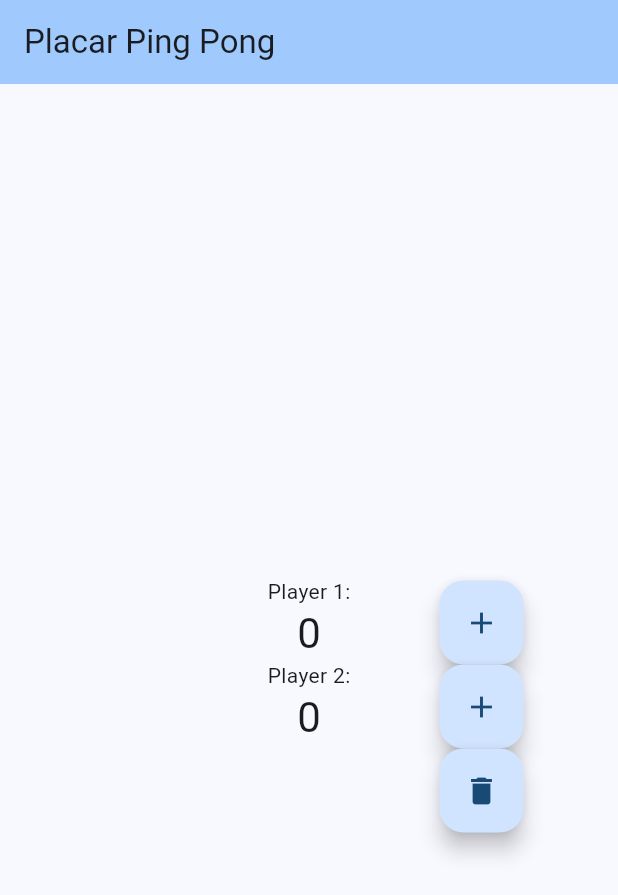
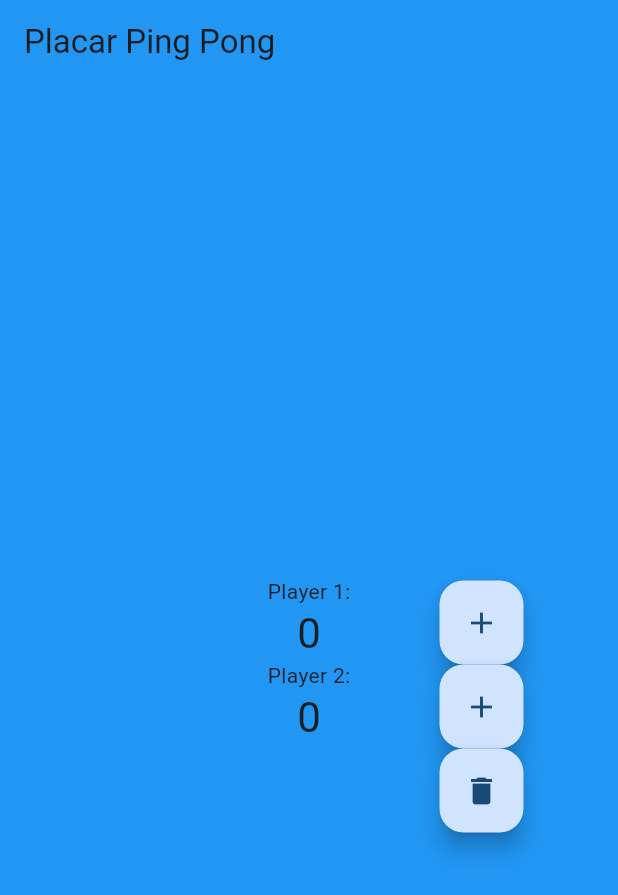
Before and after one commit to higorhbs/AndroidStudioProjects, a Flutter app: the screen it shows after launch, on a phone screen of 412 x 824 dp. Shown: the top 895 px of the screen. Run offline on Flutter 3.47's test engine with Material 2 defaults, Android fonts, the phone set to English and light mode, and no system bars.

Commit message:
testes em design

```diff
--- a/pingpong/lib/main.dart
+++ b/pingpong/lib/main.dart
@@ -13,21 +13,6 @@ class MyApp extends StatelessWidget {
     return MaterialApp(
       title: 'Flutter Demo',
       theme: ThemeData(
-        // This is the theme of your application.
-        //
-        // TRY THIS: Try running your application with "flutter run". You'll see
-        // the application has a blue toolbar. Then, without quitting the app,
-        // try changing the seedColor in the colorScheme below to Colors.green
-        // and then invoke "hot reload" (save your changes or press the "hot
-        // reload" button in a Flutter-supported IDE, or press "r" if you used
-        // the command line to start the app).
-        //
-        // Notice that the counter didn't reset back to zero; the application
-        // state is not lost during the reload. To reset the state, use hot
-        // restart instead.
-        //
-        // This works for code too, not just values: Most code changes can be
-        // tested with just a hot reload.
         colorScheme: ColorScheme.fromSeed(seedColor: Colors.blue),
         useMaterial3: true,
       ),
@@ -38,15 +23,6 @@ class MyApp extends StatelessWidget {
 
 class MyHomePage extends StatefulWidget {
   const MyHomePage({super.key, required this.title});
-
-  // This widget is the home page of your application. It is stateful, meaning
-  // that it has a State object (defined below) that contains fields that affect
-  // how it looks.
-
-  // This class is the configuration for the state. It holds the values (in this
-  // case the title) provided by the parent (in this case the App widget) and
-  // used by the build method of the State. Fields in a Widget subclass are
-  // always marked "final".
 
   final String title;
 
@@ -60,11 +36,6 @@ class _MyHomePageState extends State<MyHomePage> {
 
   void _incrementCounter1() {
     setState(() {
-      // This call to setState tells the Flutter framework that something has
-      // changed in this State, which causes it to rerun the build method below
-      // so that the display can reflect the updated values. If we changed
-      // _counter without calling setState(), then the build method would not be
-      // called again, and so nothing would appear to happen.
       _counter1++;
     });
   }
@@ -80,41 +51,22 @@ class _MyHomePageState extends State<MyHomePage> {
     });
   }
 
+
   @override
   Widget build(BuildContext context) {
-    // This method is rerun every time setState is called, for instance as done
-    // by the _incrementCounter method above.
-    //
-    // The Flutter framework has been optimized to make rerunning build methods
-    // fast, so that you can just rebuild anything that needs updating rather
-    // than having to individually change instances of widgets.
+
     return Scaffold(
+      backgroundColor: Colors.blue,
       appBar: AppBar(
-        // TRY THIS: Try changing the color here to a specific color (to
-        // Colors.amber, perhaps?) and trigger a hot reload to see the AppBar
-        // change color while the other colors stay the same.
-        backgroundColor: Theme.of(context).colorScheme.inversePrimary,
-        // Here we take the value from the MyHomePage object that was created by
-        // the App.build method, and use it to set our appbar title.
+
+        backgroundColor: Colors.blue,
+
         title: Text(widget.title),
       ),
       body: Center(
-        // Center is a layout widget. It takes a single child and positions it
-        // in the middle of the parent.
+
         child: Column(
-          // Column is also a layout widget. It takes a list of children and
-          // arranges them vertically. By default, it sizes itself to fit its
-          // children horizontally, and tries to be as tall as its parent.
-          //
-          // Column has various properties to control how it sizes itself and
-          // how it positions its children. Here we use mainAxisAlignment to
-          // center the children vertically; the main axis here is the vertical
-          // axis because Columns are vertical (the cross axis would be
-          // horizontal).
-          //
-          // TRY THIS: Invoke "debug painting" (choose the "Toggle Debug Paint"
-          // action in the IDE, or press "p" in the console), to see the
-          // wireframe for each widget.
+
           mainAxisAlignment: MainAxisAlignment.center,
           children: <Widget>[
             const Text(
```
